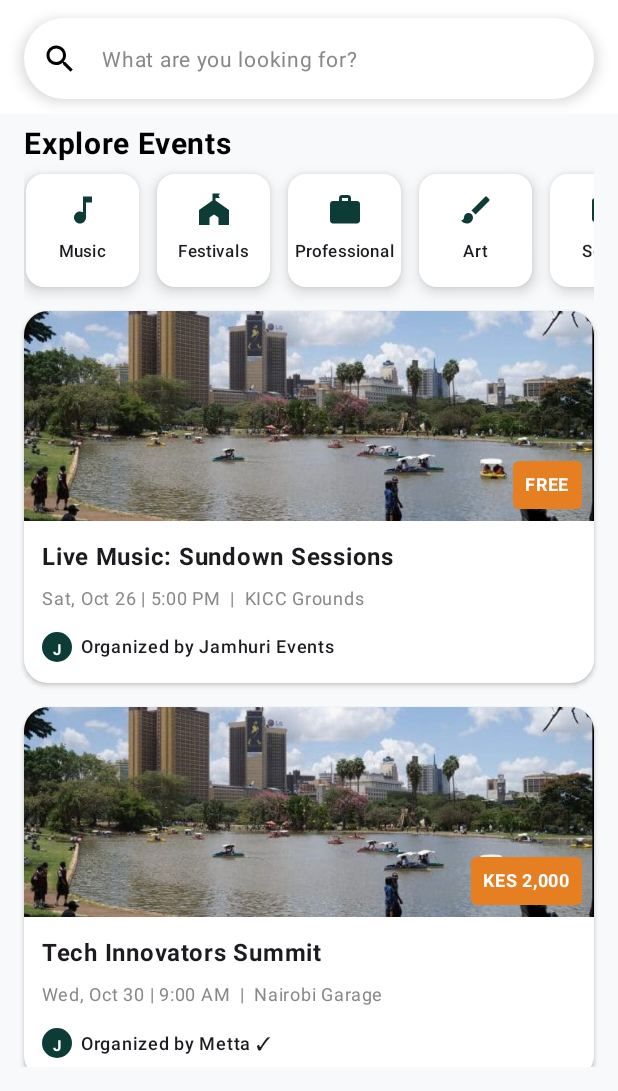
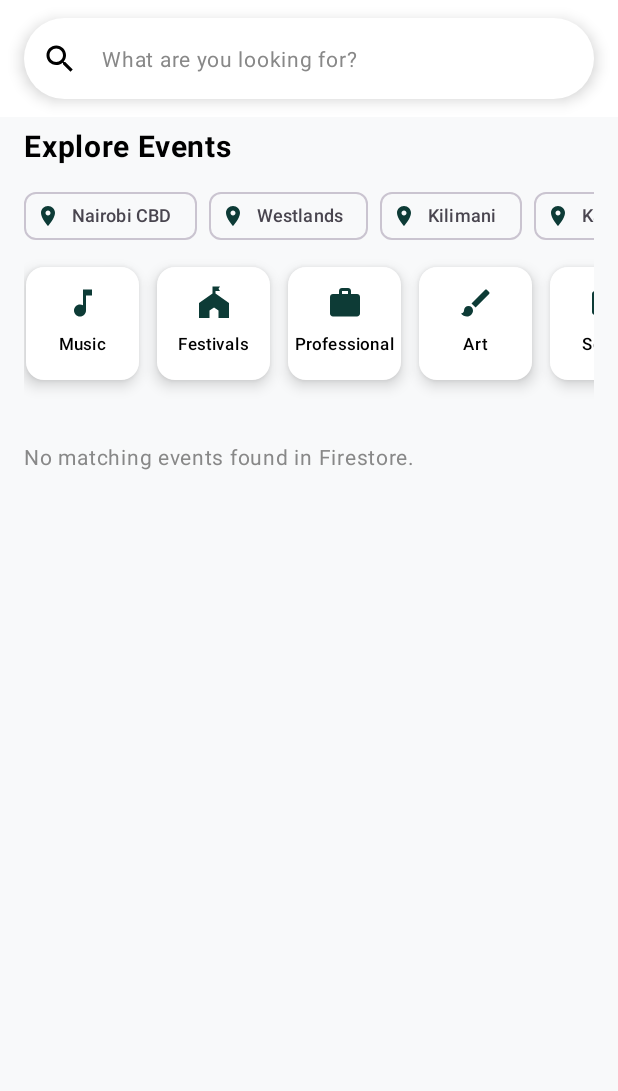
Before and after one commit to ammarhkhan/FormNiGaniDemo, an Android app built with Jetpack Compose: the composable ExploreScreen shown on its own in the app's theme, on a phone screen of 412 x 824 dp, the part 145-1236 px from its top. Run offline under Robolectric (Android 15) with nearby library versions, the phone set to English and light mode, and no system bars; our stand-ins replace Firebase (no records; nobody signed in at launch, a user with empty details on screens opened directly); 1 statement that could not run was skipped.

Commit message:
Adding location functionality and loading events from firestore

```diff
--- a/app/build.gradle.kts
+++ b/app/build.gradle.kts
@@ -56,7 +56,9 @@ dependencies {
     implementation("com.google.firebase:firebase-firestore")
     implementation("com.google.firebase:firebase-storage")
     implementation("io.coil-kt:coil-compose:2.6.0")
-    implementation("com.google.android.libraries.places:places:3.3.0")
+    implementation("com.google.android.libraries.places:places:4.3.1")
+    implementation("com.google.android.material:material:1.12.0")
+    implementation("androidx.compose.material3:material3")
     implementation("androidx.appcompat:appcompat:1.6.1") // or latest stable version
     testImplementation(libs.junit)
     androidTestImplementation(platform(libs.androidx.compose.bom))
--- a/app/src/main/AndroidManifest.xml
+++ b/app/src/main/AndroidManifest.xml
@@ -1,6 +1,8 @@
 <?xml version="1.0" encoding="utf-8"?>
 <manifest xmlns:android="http://schemas.android.com/apk/res/android"
     xmlns:tools="http://schemas.android.com/tools">
+    <uses-permission android:name="android.permission.INTERNET" />
+    <uses-permission android:name="android.permission.ACCESS_NETWORK_STATE" />
 
     <application
         android:allowBackup="true"
--- a/app/src/main/java/com/example/formniganidemo/MainActivity.kt
+++ b/app/src/main/java/com/example/formniganidemo/MainActivity.kt
@@ -34,7 +34,9 @@ class MainActivity : ComponentActivity() {
     override fun onCreate(savedInstanceState: Bundle?) {
         super.onCreate(savedInstanceState)
         if (!Places.isInitialized()) {
-            Places.initializeWithNewPlacesApiEnabled(applicationContext, "AIzaSyAWVGBPU8Z4oxxR16O-DuQe1rs2aVkerOg")
+            Places.initializeWithNewPlacesApiEnabled(
+                applicationContext,
+                "AIzaSyAWVGBPU8Z4oxxR16O-DuQe1rs2aVkerOg")
         }
         setContent {
             FormNiGaniTheme {
--- a/app/src/main/java/com/example/formniganidemo/attendee/Explore.kt
+++ b/app/src/main/java/com/example/formniganidemo/attendee/Explore.kt
@@ -1,9 +1,14 @@
 package com.example.formniganidemo.attendee
 
+import android.location.Location
+import android.util.Log
 import androidx.compose.foundation.background
+import androidx.compose.foundation.clickable
 import androidx.compose.foundation.horizontalScroll
 import androidx.compose.foundation.layout.Arrangement
+import androidx.compose.foundation.layout.Box
 import androidx.compose.foundation.layout.Column
+import androidx.compose.foundation.layout.PaddingValues
 import androidx.compose.foundation.layout.Row
 import androidx.compose.foundation.layout.Spacer
 import androidx.compose.foundation.layout.fillMaxSize
@@ -11,24 +16,39 @@ import androidx.compose.foundation.layout.fillMaxWidth
 import androidx.compose.foundation.layout.height
 import androidx.compose.foundation.layout.padding
 import androidx.compose.foundation.layout.size
+import androidx.compose.foundation.layout.width
 import androidx.compose.foundation.lazy.LazyColumn
+import androidx.compose.foundation.lazy.LazyRow
+import androidx.compose.foundation.lazy.items
 import androidx.compose.foundation.rememberScrollState
 import androidx.compose.foundation.shape.RoundedCornerShape
 import androidx.compose.material.icons.Icons
 import androidx.compose.material.icons.filled.Brush
+import androidx.compose.material.icons.filled.Clear
 import androidx.compose.material.icons.filled.Festival
+import androidx.compose.material.icons.filled.LocationOn
 import androidx.compose.material.icons.filled.MusicNote
 import androidx.compose.material.icons.filled.PartyMode
 import androidx.compose.material.icons.filled.Search
 import androidx.compose.material.icons.filled.Sports
 import androidx.compose.material.icons.filled.Star
 import androidx.compose.material.icons.filled.Work
+import androidx.compose.material3.CircularProgressIndicator
+import androidx.compose.material3.FilterChip
+import androidx.compose.material3.FilterChipDefaults
 import androidx.compose.material3.Icon
+import androidx.compose.material3.IconButton
 import androidx.compose.material3.OutlinedTextField
 import androidx.compose.material3.OutlinedTextFieldDefaults
 import androidx.compose.material3.Surface
 import androidx.compose.material3.Text
 import androidx.compose.runtime.Composable
+import androidx.compose.runtime.LaunchedEffect
+import androidx.compose.runtime.getValue
+import androidx.compose.runtime.mutableDoubleStateOf
+import androidx.compose.runtime.mutableStateOf
+import androidx.compose.runtime.remember
+import androidx.compose.runtime.setValue
 import androidx.compose.ui.Alignment
 import androidx.compose.ui.Modifier
 import androidx.compose.ui.graphics.Color
@@ -36,12 +56,45 @@ import androidx.compose.ui.graphics.vector.ImageVector
 import androidx.compose.ui.text.font.FontWeight
 import androidx.compose.ui.unit.dp
 import androidx.compose.ui.unit.sp
-import com.example.formniganidemo.attendee.EventCard
+import com.google.android.gms.maps.model.LatLng
+import com.google.firebase.firestore.FirebaseFirestore
+import kotlin.math.roundToInt
+
+data class NearbyPresetLocation(
+    val label: String,
+    val latLng: LatLng
+)
+
+data class ExploreEventItem(
+    val id: String = "",
+    val title: String = "",
+    val datetime: String = "",
+    val location: String = "",
+    val organizer: String = "",
+    val price: String = "",
+    val category: String = "",
+    val latitude: Double = 0.0,
+    val longitude: Double = 0.0,
+    val distanceKm: Double? = null
+)
+
+private fun calculateDistanceKm(origin: LatLng, targetLat: Double, targetLng: Double): Double {
+    val result = FloatArray(1)
+    Location.distanceBetween(origin.latitude, origin.longitude, targetLat, targetLng, result)
+    return result[0] / 1000.0
+}
 
 @Composable
-fun ExploreScreen(onEventClick: (String) -> Unit) {
+fun ExploreScreen(
+    onEventClick: (String) -> Unit,
+    selectedLocation: LatLng? = null,
+    selectedLocationLabel: String? = null,
+    radiusKm: Double = 15.0
+) {
+    val db = remember { FirebaseFirestore.getInstance() }
+    val deepTeal = Color(0xFF0D3B36)
+
     val categories = listOf("Music", "Festivals", "Professional", "Art", "Social", "Sports")
-
     val categoryIconMap = mapOf<String, ImageVector>(
         "Music" to Icons.Default.MusicNote,
         "Festivals" to Icons.Default.Festival,
@@ -50,6 +103,87 @@ fun ExploreScreen(onEventClick: (String) -> Unit) {
         "Social" to Icons.Default.PartyMode,
         "Sports" to Icons.Default.Sports,
     )
+
+    // Quick area selectors so you can test nearby filtering immediately
+    val areaPresets = remember {
+        listOf(
+            NearbyPresetLocation("Nairobi CBD", LatLng(-1.286389, 36.817223)),
+            NearbyPresetLocation("Westlands", LatLng(-1.2647, 36.8031)),
+            NearbyPresetLocation("Kilimani", LatLng(-1.2921, 36.7846)),
+            NearbyPresetLocation("Karen", LatLng(-1.3197, 36.7085))
+        )
+    }
+
+    var searchQuery by remember { mutableStateOf("") }
+    var selectedCategory by remember { mutableStateOf<String?>(null) }
+    var activeLocation by remember(selectedLocation) { mutableStateOf(selectedLocation) }
+    var activeLocationName by remember(selectedLocationLabel) { mutableStateOf(selectedLocationLabel) }
+    var activeRadiusKm by remember(radiusKm) { mutableDoubleStateOf(radiusKm) }
+
+    var firestoreEvents by remember { mutableStateOf<List<ExploreEventItem>>(emptyList()) }
+    var isLoading by remember { mutableStateOf(true) }
+    var errorText by remember { mutableStateOf<String?>(null) }
+
+    LaunchedEffect(Unit) {
+        db.collection("events")
+            .whereEqualTo("status", "published")
+            .addSnapshotListener { snapshot, error ->
+                isLoading = false
+                if (error != null) {
+                    errorText = "Could not load events: ${error.localizedMessage}"
+                    Log.e("ExploreScreen", "Firestore listen failed", error)
+                    return@addSnapshotListener
+                }
+                errorText = null
+                firestoreEvents = snapshot?.documents?.mapNotNull { doc ->
+                    val title = doc.getString("title").orEmpty()
+                    if (title.isBlank()) return@mapNotNull null
+                    ExploreEventItem(
+                        id = doc.getString("id") ?: doc.id,
+                        title = title,
+                        datetime = doc.getString("datetime").orEmpty(),
+                        location = doc.getString("location").orEmpty(),
+                        organizer = doc.getString("organizer").orEmpty(),
+                        price = doc.getString("price").orEmpty(),
+                        category = doc.getString("category").orEmpty(),
+                        latitude = doc.getDouble("latitude") ?: 0.0,
+                        longitude = doc.getDouble("longitude") ?: 0.0
+                    )
+                }.orEmpty()
+            }
+    }
+
+    val filteredEvents = remember(
+        firestoreEvents,
+        activeLocation,
+        activeRadiusKm,
+        selectedCategory,
+        searchQuery
+    ) {
+        val origin = activeLocation
+        val withDistance = if (origin != null) {
+            firestoreEvents
+                .filter { it.latitude != 0.0 || it.longitude != 0.0 }
+                .map { event ->
+                    event.copy(distanceKm = calculateDistanceKm(origin, event.latitude, event.longitude))
+                }
+                .filter { (it.distanceKm ?: Double.MAX_VALUE) <= activeRadiusKm }
+                .sortedBy { it.distanceKm ?: Double.MAX_VALUE }
+        } else {
+            firestoreEvents
+        }
+
+        withDistance.filter { event ->
+            val matchesCategory = selectedCategory == null ||
+                    event.category.equals(selectedCategory, ignoreCase = true)
+            val query = searchQuery.trim()
+            val matchesQuery = query.isEmpty() ||
+                    event.title.contains(query, ignoreCase = true) ||
+                    event.location.contains(query, ignoreCase = true) ||
+                    event.category.contains(query, ignoreCase = true)
+            matchesCategory && matchesQuery
+        }
+    }
 
     Column(
         modifier = Modifier
@@ -60,10 +194,10 @@ fun ExploreScreen(onEventClick: (String) -> Unit) {
             color = Color.White,
             modifier = Modifier.fillMaxWidth()
         ) {
-            Column(modifier = Modifier.padding(start = 16.dp, end = 16.dp, top = 75.dp, bottom = 10.dp)) {
+            Column(modifier = Modifier.padding(start = 16.dp, end = 16.dp, top = 75.dp, bottom = 12.dp)) {
                 Text(
                     text = "Form Ni Gani",
-                    color = Color(0xFF0D3B36),
+                    color = deepTeal,
                     fontWeight = FontWeight.Bold,
                     fontSize = 18.sp,
                     lineHeight = 20.sp
@@ -74,19 +208,24 @@ fun ExploreScreen(onEventClick: (String) -> Unit) {
                     horizontalArrangement = Arrangement.spacedBy(8.dp),
                     verticalAlignment = Alignment.CenterVertically
                 ) {
-                    // Wrapped OutlinedTextField in a Surface to cast a clean shadow elevation
                     Surface(
                         modifier = Modifier
                             .fillMaxWidth()
                             .height(54.dp),
                         shape = RoundedCornerShape(50.dp),
                         color = Color.White,
-                        shadowElevation = 6.dp // Casts the elevated shadow
+                        shadowElevation = 6.dp
                     ) {
                         OutlinedTextField(
-                            value = "",
-                            onValueChange = {},
-                            placeholder = { Text("What are you looking for?", fontSize = 14.sp, color = Color.Gray) },
+                            value = searchQuery,
+                            onValueChange = { searchQuery = it },
+                            placeholder = {
+                                Text(
+                                    "What are you looking for?",
+                                    fontSize = 14.sp,
+                                    color = Color.Gray
+                                )
+                            },
                             leadingIcon = {
                                 Icon(
                                     Icons.Default.Search,
@@ -94,6 +233,18 @@ fun ExploreScreen(onEventClick: (String) -> Unit) {
                                     tint = Color.Black
                                 )
                             },
+                            trailingIcon = {
+                                if (searchQuery.isNotEmpty()) {
+                                    IconButton(onClick = { searchQuery = "" }) {
+                                        Icon(
+                                            Icons.Default.Clear,
+                                            contentDescription = "Clear search",
+                                            tint = Color.Gray
+                                        )
+                                    }
+                                }
+                            },
+                            singleLine = true,
                             modifier = Modifier.fillMaxWidth(),
                             shape = RoundedCornerShape(50.dp),
                             colors = OutlinedTextFieldDefaults.colors(
@@ -117,12 +268,68 @@ fun ExploreScreen(onEventClick: (String) -> Unit) {
         ) {
             item {
                 Spacer(modifier = Modifier.height(8.dp))
+                Row(
+                    modifier = Modifier.fillMaxWidth(),
+                    horizontalArrangement = Arrangement.SpaceBetween,
+                    verticalAlignment = Alignment.CenterVertically
+                ) {
                     Text(
                         text = "Explore Events",
                         fontWeight = FontWeight.Bold,
                         fontSize = 20.sp,
                         color = Color.Black
                     )
+                    if (activeLocation != null) {
+                        Text(
+                            text = "Within ${activeRadiusKm.roundToInt()} km · Clear",
+                            fontSize = 12.sp,
+                            fontWeight = FontWeight.SemiBold,
+                            color = deepTeal,
+                            modifier = Modifier.clickable {
+                                activeLocation = null
+                                activeLocationName = null
+                            }
+                        )
+                    }
+                }
+
+                Spacer(modifier = Modifier.height(8.dp))
+
+                // Quick nearby location chips
+                LazyRow(
+                    horizontalArrangement = Arrangement.spacedBy(8.dp),
+                    contentPadding = PaddingValues(vertical = 2.dp)
+                ) {
+                    items(areaPresets) { preset ->
+                        val isSelected = activeLocationName == preset.label
+                        FilterChip(
+                            selected = isSelected,
+                            onClick = {
+                                if (isSelected) {
+                                    activeLocation = null
+                                    activeLocationName = null
+                                } else {
+                                    activeLocation = preset.latLng
+                                    activeLocationName = preset.label
+                                }
+                            },
+                            label = { Text(preset.label, fontSize = 12.sp) },
+                            leadingIcon = {
+                                Icon(
+                                    imageVector = Icons.Default.LocationOn,
+                                    contentDescription = null,
+                                    modifier = Modifier.size(16.dp)
+                                )
+                            },
+                            colors = FilterChipDefaults.filterChipColors(
+                                selectedContainerColor = deepTeal,
+                                selectedLabelColor = Color.White,
+                                selectedLeadingIconColor = Color.White
+                            )
+                        )
+                    }
+                }
+
                 Spacer(modifier = Modifier.height(8.dp))
 
                 Row(
@@ -133,11 +340,16 @@ fun ExploreScreen(onEventClick: (String) -> Unit) {
                     horizontalArrangement = Arrangement.spacedBy(12.dp)
                 ) {
                     categories.forEach { category ->
+                        val isSelected = selectedCategory.equals(category, ignoreCase = true)
                         Surface(
                             shape = RoundedCornerShape(12.dp),
-                            color = Color.White,
+                            color = if (isSelected) deepTeal else Color.White,
                             shadowElevation = 6.dp,
-                            modifier = Modifier.size(75.dp)
+                            modifier = Modifier
+                                .size(75.dp)
+                                .clickable {
+                                    selectedCategory = if (isSelected) null else category
+                                }
                         ) {
                             Column(
                                 horizontalAlignment = Alignment.CenterHorizontally,
@@ -147,50 +359,80 @@ fun ExploreScreen(onEventClick: (String) -> Unit) {
                                 Icon(
                                     categoryIconMap.getOrDefault(category, Icons.Default.Star),
                                     contentDescription = null,
-                                    tint = Color(0xFF0D3B36),
+                                    tint = if (isSelected) Color.White else deepTeal,
                                     modifier = Modifier.size(24.dp)
                                 )
                                 Spacer(modifier = Modifier.height(4.dp))
-                                Text(text = category, fontSize = 11.sp, fontWeight = FontWeight.Medium)
+                                Text(
+                                    text = category,
+                                    fontSize = 11.sp,
+                                    fontWeight = FontWeight.Medium,
+                                    color = if (isSelected) Color.White else Color.Black
+                                )
                             }
                         }
                     }
                 }
             }
 
+            if (isLoading) {
                 item {
-                EventCard(
-                    title = "Live Music: Sundown Sessions",
-                    datetime = "Sat, Oct 26 | 5:00 PM",
-                    location = "KICC Grounds",
-                    organizer = "Organized by Jamhuri Events",
-                    price = "FREE",
-                    onClick = { onEventClick("Live Music: Sundown Sessions") }
+                    Box(
+                        modifier = Modifier
+                            .fillMaxWidth()
+                            .padding(vertical = 40.dp),
+                        contentAlignment = Alignment.Center
+                    ) {
+                        CircularProgressIndicator(color = deepTeal)
+                    }
+                }
+            } else if (errorText != null) {
+                item {
+                    Text(
+                        text = errorText.orEmpty(),
+                        color = Color.Red,
+                        fontSize = 14.sp,
+                        modifier = Modifier.padding(vertical = 16.dp)
                     )
                 }
-
+            } else if (filteredEvents.isEmpty()) {
                 item {
-                EventCard(
-                    title = "Tech Innovators Summit",
-                    datetime = "Wed, Oct 30 | 9:00 AM",
-                    location = "Nairobi Garage",
-                    organizer = "Organized by Metta ✓",
-                    price = "KES 2,000",
-                    onClick = { onEventClick("Tech Innovators Summit") }
+                    Text(
+                        text = if (activeLocationName != null) {
+                            "No events found within ${activeRadiusKm.roundToInt()} km of $activeLocationName."
+                        } else {
+                            "No matching events found in Firestore."
+                        },
+                        color = Color.Gray,
+                        fontSize = 14.sp,
+                        modifier = Modifier.padding(vertical = 24.dp)
                     )
-                Spacer(modifier = Modifier.height(24.dp))
+                }
+            } else {
+                items(filteredEvents, key = { it.id }) { event ->
+                    val locationDisplay = if (event.distanceKm != null) {
+                        "${event.location} · ${String.format("%.1f", event.distanceKm)} km"
+                    } else {
+                        event.location
+                    }
+                    val organizerDisplay = if (event.organizer.isNotBlank()) {
+                        event.organizer
+                    } else if (event.category.isNotBlank()) {
+                        event.category
+                    } else {
+                        "Community Event"
                     }
 
-            item {
                     EventCard(
-                    title = "Pickup Basketball",
-                    datetime = "Tues, Oct 29 | 12:00 PM",
-                    location = "Nairobi Garage",
-                    organizer = "Organized by Big Baller Brand ✓",
-                    price = "KES 2,000",
-                    onClick = { onEventClick("Pickup Basketball") }
+                        title = event.title,
+                        datetime = event.datetime,
+                        location = locationDisplay,
+                        organizer = organizerDisplay,
+                        price = event.price,
+                        onClick = { onEventClick(event.title) }
                     )
                 }
             }
         }
     }
+}
```
Lines whose indentation alone changed are shown as unchanged.
